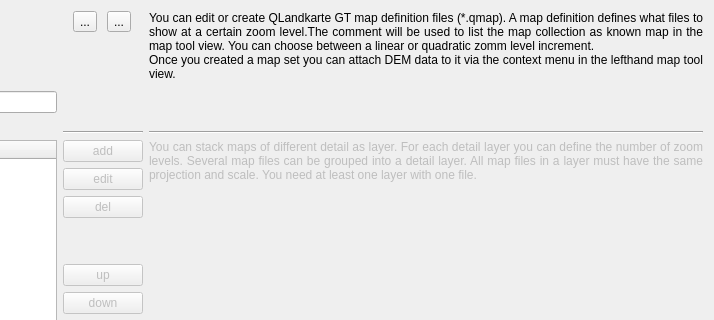
ntruchsess/QLandkarteGT, file src/ICreateMapQMAP.ui: the form before one commit; both pictures show x 438 to 1152 and y 0 to 320 of the 1152 by 633 pixel window.
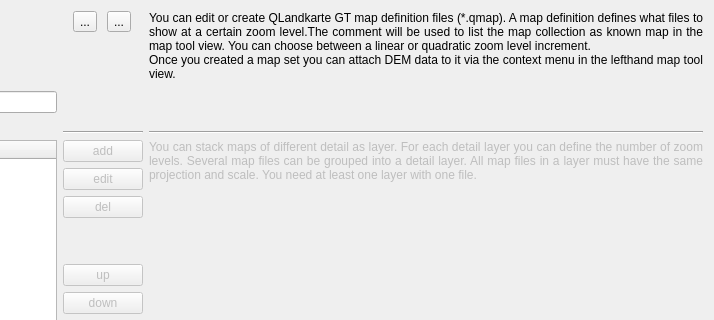
The form after the commit.

Commit message: update russian translation

The edit to the form file:
```diff
--- a/src/ICreateMapQMAP.ui
+++ b/src/ICreateMapQMAP.ui
@@ -140,7 +140,7 @@
      <item>
       <widget class="QLabel" name="labelDoc1" >
        <property name="text" >
-        <string>You can edit or create QLandkarte GT map definition files (*.qmap). A map definition defines what files to show at a certain zoom level.The comment will be used to list the map collection as known map in the map tool view. You can choose between a linear or quadratic zomm level increment.
+        <string>You can edit or create QLandkarte GT map definition files (*.qmap). A map definition defines what files to show at a certain zoom level.The comment will be used to list the map collection as known map in the map tool view. You can choose between a linear or quadratic zoom level increment.
 Once you created a map set you can attach DEM data to it via the context menu in the lefthand map tool view.</string>
        </property>
        <property name="alignment" >
```
The commit also changes 1 other file.
